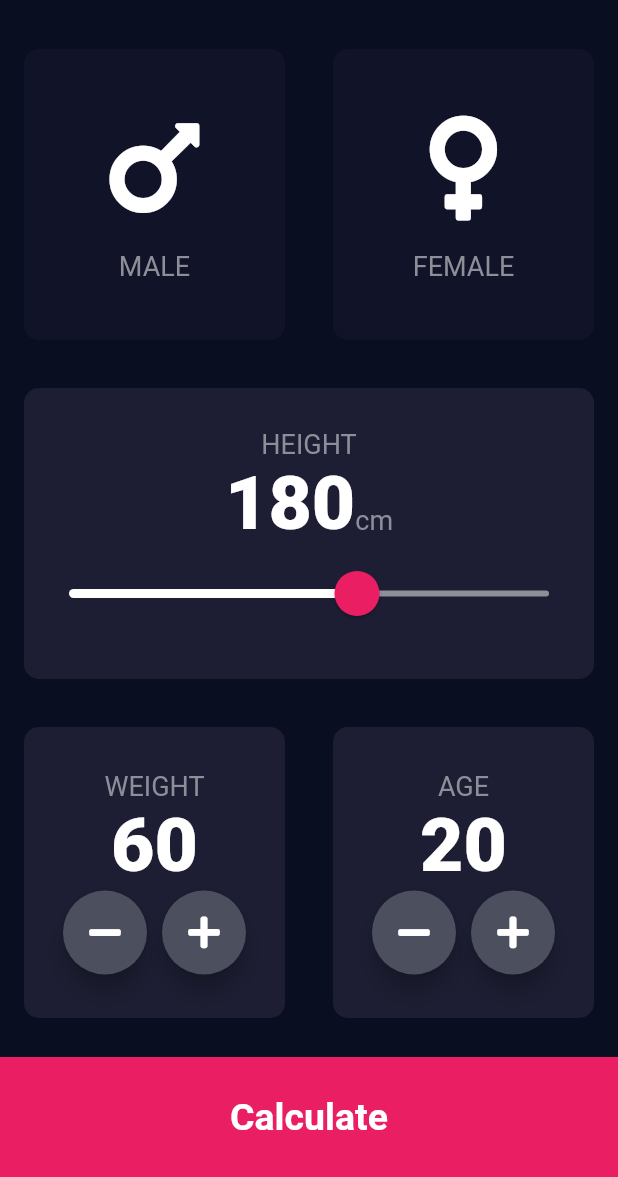
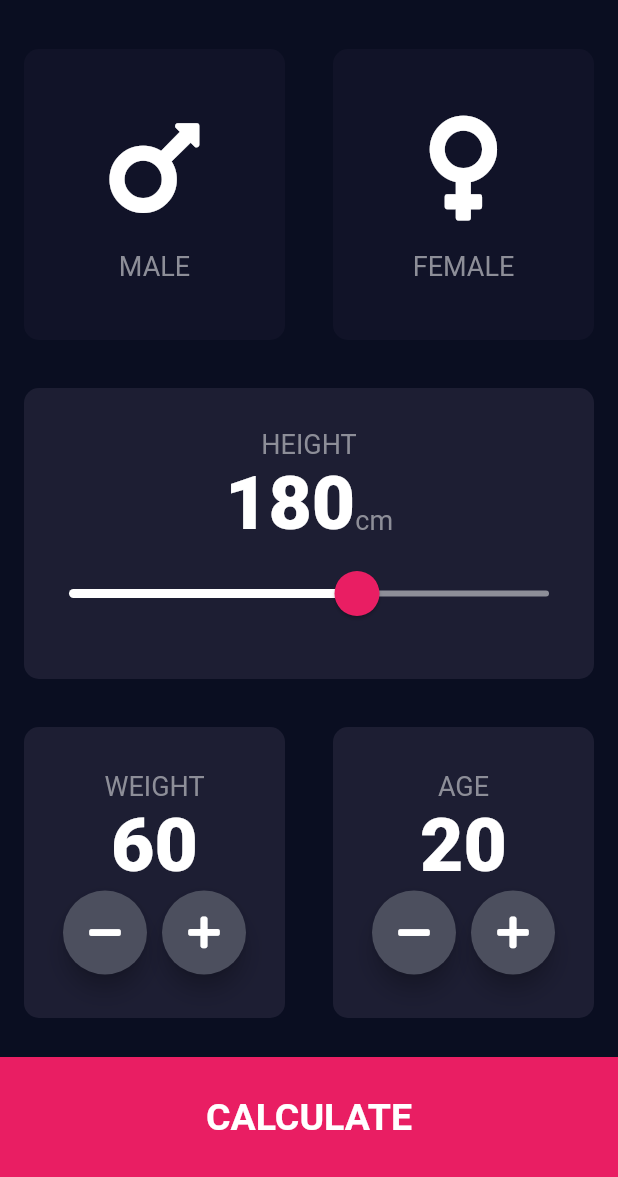
Before and after one commit to thimira24/BMI_Calculator, a Flutter app: the screen it shows after launch, on a phone screen of 412 x 824 dp, the part 59-1236 px from its top. Run offline on Flutter 3.47's test engine with Material 2 defaults, Android fonts, the phone set to English and light mode, and no system bars; our stand-ins replace font_awesome_flutter.

Commit message:
complete first page

```diff
--- /dev/null
+++ b/lib/components/bottom_button.dart
@@ -0,0 +1,28 @@
+import 'package:flutter/material.dart';
+import '../constants.dart';
+
+class BottomButton extends StatelessWidget {
+
+  BottomButton({@required this.onTap, @required this.buttonTitle});
+
+  final Function onTap;
+  final String buttonTitle;
+
+  @override
+  Widget build(BuildContext context) {
+    return GestureDetector(
+      onTap: onTap,
+      child: Container(
+        child: Center(
+            child: Text(
+              buttonTitle,
+              style: kLargeButtonTextStyle,
+            )),
+        color: kBottomContainerColor,
+        margin: EdgeInsets.only(top: 10.0),
+        width: double.infinity,
+        height: kBottomContainerHeight,
+      ),
+    );
+  }
+}
--- a/lib/icon_content.dart
+++ b/lib/components/icon_content.dart
@@ -1,6 +1,6 @@
 import 'package:flutter/material.dart';
 
-import 'constants.dart';
+import '../constants.dart';
 
 
 
--- /dev/null
+++ b/lib/components/round_icon_button.dart
@@ -0,0 +1,22 @@
+import 'package:flutter/material.dart';
+
+
+
+class RoundIconButton extends StatelessWidget {
+  RoundIconButton({@required this.icon, @required this.onPressed});
+
+  final IconData icon;
+  final Function onPressed;
+
+  @override
+  Widget build(BuildContext context) {
+    return RawMaterialButton(
+      child: Icon(icon),
+      onPressed: onPressed,
+      elevation: 6.0,
+      constraints: BoxConstraints.tightFor(width: 56.0, height: 56.0),
+      shape: CircleBorder(),
+      fillColor: Color(0xFF4C4F5E),
+    );
+  }
+}
--- a/lib/main.dart
+++ b/lib/main.dart
@@ -1,5 +1,5 @@
 import 'package:flutter/material.dart';
-import 'input_page.dart';
+import 'screens/input_page.dart';
 
 void main() => runApp(BMICalculator());
 
--- a/lib/input_page.dart
+++ b/lib/screens/input_page.dart
@@ -1,10 +1,12 @@
+import 'package:bmi_calculator/components/reusable_card.dart';
 import 'package:flutter/cupertino.dart';
 import 'package:flutter/material.dart';
 import 'package:font_awesome_flutter/font_awesome_flutter.dart';
-import 'reusable_card.dart';
-import 'icon_content.dart';
-import 'constants.dart';
+import '../components/icon_content.dart';
+import '../constants.dart';
 import 'results_page.dart';
+import '../components/bottom_button.dart';
+import '../components/round_icon_button.dart';
 
 enum Gender {
   male,
@@ -206,43 +208,11 @@ class _InputPageState extends State<InputPage> {
                     ),
                   ],
                 )),
-            GestureDetector(
-              onTap: () {
+            BottomButton(buttonTitle: 'CALCULATE', onTap: () {
               Navigator.push(context,
                   MaterialPageRoute(builder: (context) => ResultsPage()));
-              },
-              child: Container(
-                child: Center(
-                    child: Text(
-                  'Calculate',
-                  style: kLargeButtonTextStyle,
-                )),
-                color: kBottomContainerColor,
-                margin: EdgeInsets.only(top: 10.0),
-                width: double.infinity,
-                height: kBottomContainerHeight,
-              ),
-            ),
+            },),
           ],
         ));
   }
 }
-
-class RoundIconButton extends StatelessWidget {
-  RoundIconButton({@required this.icon, @required this.onPressed});
-
-  final IconData icon;
-  final Function onPressed;
-
-  @override
-  Widget build(BuildContext context) {
-    return RawMaterialButton(
-      child: Icon(icon),
-      onPressed: onPressed,
-      elevation: 6.0,
-      constraints: BoxConstraints.tightFor(width: 56.0, height: 56.0),
-      shape: CircleBorder(),
-      fillColor: Color(0xFF4C4F5E),
-    );
-  }
-}
```
Also changed, not shown: lib/constants.dart (+11 -0 lines), lib/results_page.dart (deleted, +0 -16 lines), lib/screens/results_page.dart (added, +72 -0 lines), lib/components/reusable_card.dart (renamed from lib/reusable_card.dart). Lines whose indentation alone changed are shown as unchanged.
